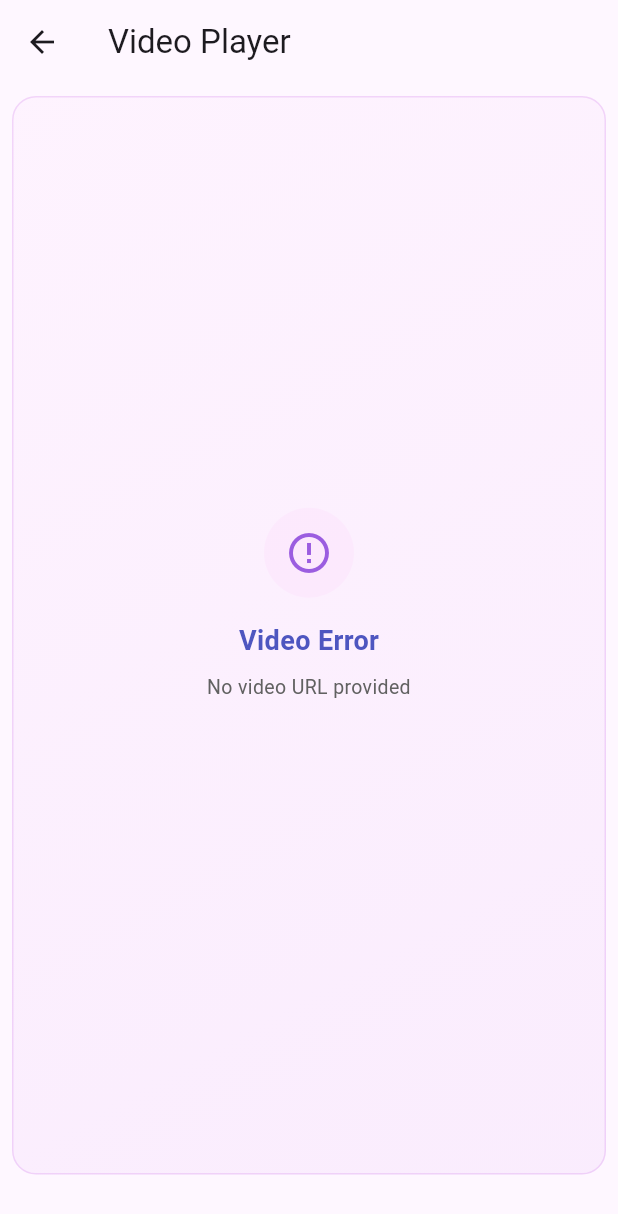
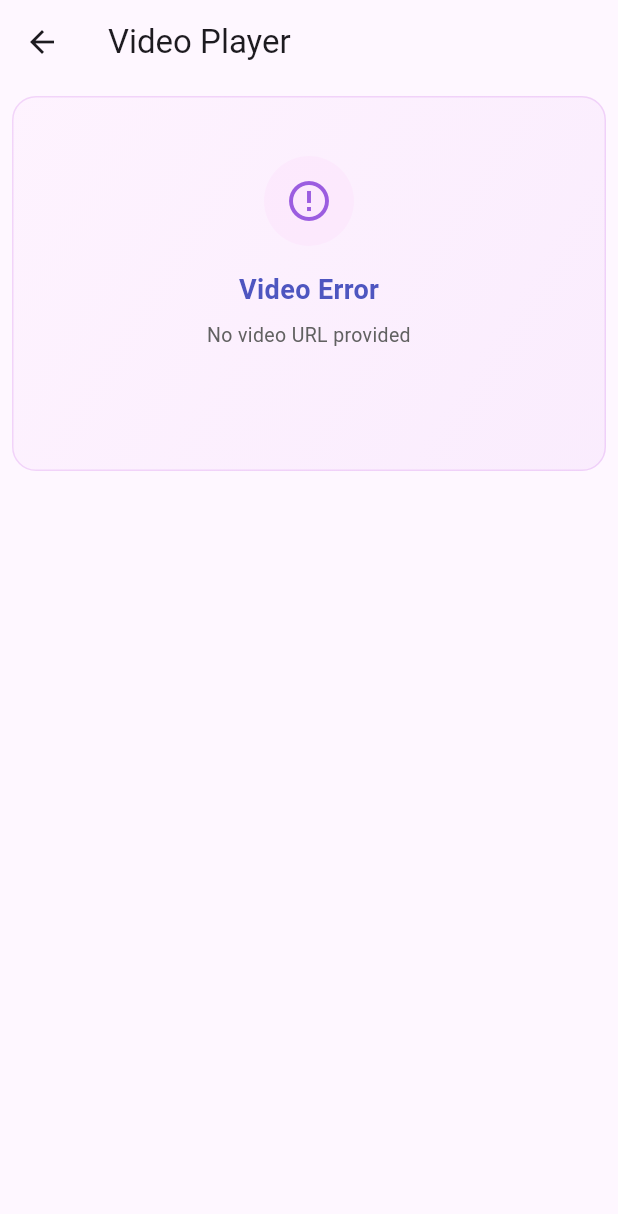
Before and after one commit to misbahmaqboolofficial/Aneuso-frontend-sem8-aftermid, a Flutter app: the VideoPlayerScreen screen opened directly with empty values, on a phone screen of 412 x 824 dp. Shown: the top 1214 px of the screen. Run offline on Flutter 3.47's test engine with Material 3 defaults, Android fonts, the phone set to English and light mode, and no system bars; our stand-ins replace chewie, intl_phone_field, shared_preferences, video_player, youtube_player_flutter; accounts and stored records are empty.

Commit message:
video player scroll fix

```diff
--- a/lib/presentation/screens/video_player_screen.dart
+++ b/lib/presentation/screens/video_player_screen.dart
@@ -18,19 +18,44 @@ class VideoPlayerScreen extends StatelessWidget {
   Widget build(BuildContext context) {
     return Scaffold(
       appBar: AppBar(title: Text(title ?? 'Video Player')),
-      body: Padding(
+      body: SafeArea(
+        child: LayoutBuilder(
+          builder: (context, constraints) {
+            return SingleChildScrollView(
+              // makes the whole page scroll instead of overflowing
+              child: ConstrainedBox(
+                constraints: BoxConstraints(
+                  minHeight: constraints.maxHeight,
+                ),
+                child: Padding(
                   padding: const EdgeInsets.all(8.0),
                   child: Column(
+                    mainAxisSize: MainAxisSize.min,
                     children: [
-            Expanded(
-              child: VideoPlayerWidget(url: url, title: title),
+                      // Let the player size itself; no Expanded here
+                      VideoPlayerWidget(
+                        url: url,
+                        title: title,
                       ),
                       const SizedBox(height: 10),
+                      if ((title ?? '').isNotEmpty)
                         Text(
-              title ?? '',
-              style: const TextStyle(fontSize: 16, fontWeight: FontWeight.bold),
+                          title!,
+                          textAlign: TextAlign.center,
+                          style: const TextStyle(
+                            fontSize: 16,
+                            fontWeight: FontWeight.bold,
                           ),
+                          maxLines: 2,
+                          overflow: TextOverflow.ellipsis,
+                        ),
+                      const SizedBox(height: 8),
                     ],
+                  ),
+                ),
+              ),
+            );
+          },
         ),
       ),
     );
```
Lines whose indentation alone changed are shown as unchanged.
